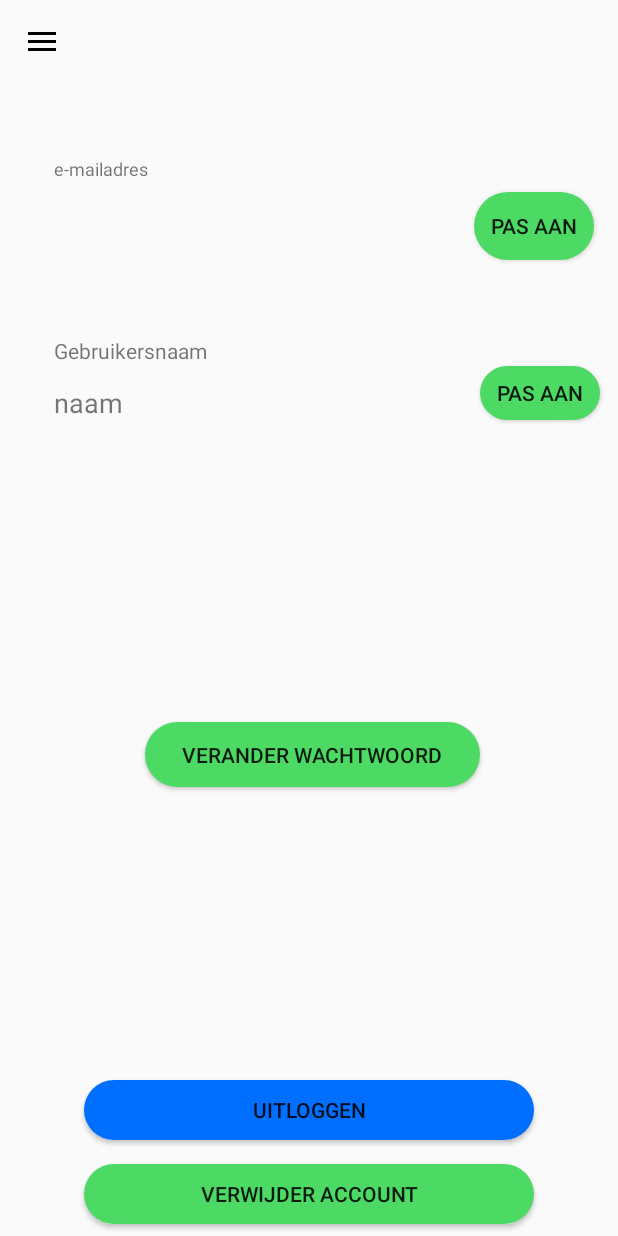
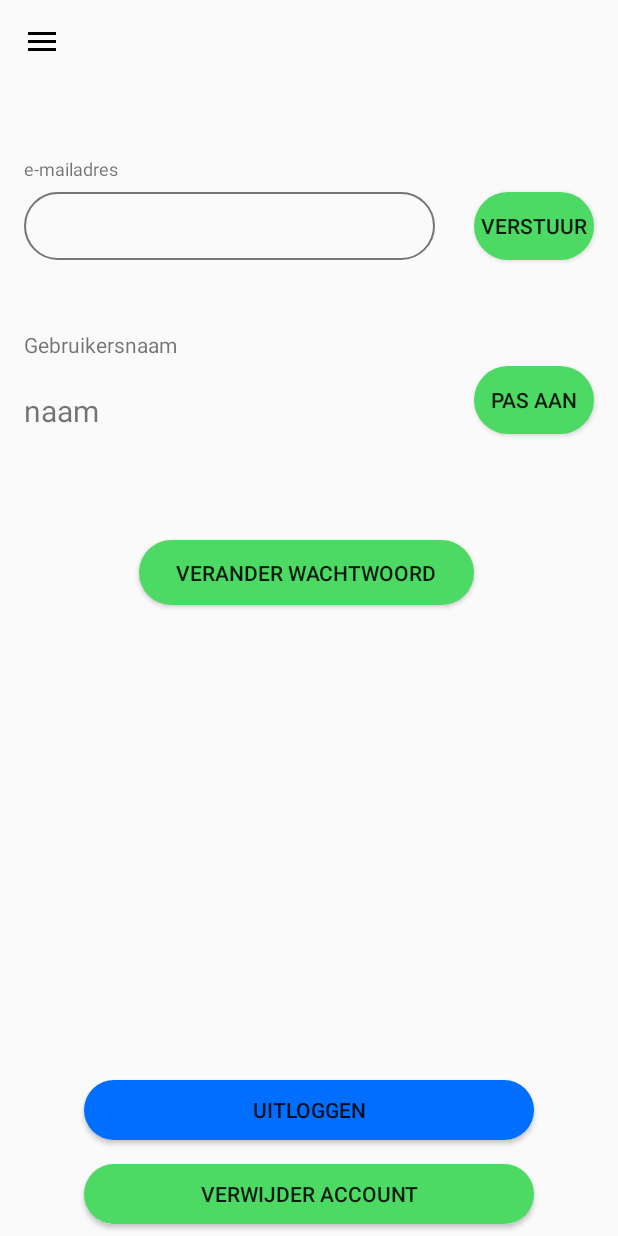
Before and after one commit to JasperJJ/MicroQuizz, an Android app: the gegevens screen opened directly, with no data from a screen before it, after a tap on "VERSTUUR", on a phone screen of 412 x 824 dp. Run offline under Robolectric (Android 15) with nearby library versions, the phone set to English and light mode, and no system bars; our stand-ins replace Firebase (no records; nobody signed in at launch, a user with empty details on screens opened directly); 1 other tap on this screen came first.

Commit message:
Je kan nu je wachtwoord veranderen en een paar bugfixes voor de email

```diff
--- a/app/src/main/java/com/jasper/microquizz/gegevens.java
+++ b/app/src/main/java/com/jasper/microquizz/gegevens.java
@@ -46,6 +46,7 @@ public class gegevens extends AppCompatActivity {
     private EditText editEmail;
     private ProgressDialog progressDialog;
     private DrawerLayout drawerLayout;
+    private Button bWachtwoord;
 
 
     @Override
@@ -66,21 +67,27 @@ public class gegevens extends AppCompatActivity {
         bUitloggen.setOnClickListener(new View.OnClickListener() {
             @Override
             public void onClick(View view) {
-                Logout();
+                popUpuitlog();
             }
         });
         bVerwijder.setOnClickListener(new View.OnClickListener() {
             @Override
             public void onClick(View view) {
-                popUp();
+                popUpverwijder();
             }
         });
 
-        boolean email = false;
         bEmail.setOnClickListener(new View.OnClickListener() {
             @Override
             public void onClick(View view) {
                 veranderEmail();
+            }
+        });
+        bWachtwoord.setOnClickListener(new View.OnClickListener() {
+            @Override
+            public void onClick(View view) {
+                finish();
+                startActivity(new Intent(gegevens.this, WachtwoordWijzig.class));
             }
         });
 
@@ -96,6 +103,7 @@ public class gegevens extends AppCompatActivity {
         showemail = findViewById(R.id.showemail);
         bEmail = findViewById(R.id.bEmail);
         editEmail = findViewById(R.id.editEmail);
+        bWachtwoord = findViewById(R.id.bWachtwoord);
     }
 
     private void Logout(){
@@ -122,7 +130,7 @@ public class gegevens extends AppCompatActivity {
 
     }
 
-    private void popUp(){
+    private void popUpverwijder(){
         AlertDialog.Builder builder = new AlertDialog.Builder(gegevens.this);
 
         builder.setCancelable(true);
@@ -143,12 +151,37 @@ public class gegevens extends AppCompatActivity {
         });
         builder.show();
     }
+    private void popUpuitlog(){
+        AlertDialog.Builder builder = new AlertDialog.Builder(gegevens.this);
+
+        builder.setCancelable(true);
+        builder.setTitle("Weet je zeker dat je wilt uitloggen?");
+
+        builder.setNegativeButton("nee", new DialogInterface.OnClickListener() {
+            @Override
+            public void onClick(DialogInterface dialogInterface, int i) {
+                dialogInterface.cancel();
+            }
+        });
+
+        builder.setPositiveButton("Ja", new DialogInterface.OnClickListener() {
+            @Override
+            public void onClick(DialogInterface dialogInterface, int i) {
+                Logout();
+            }
+        });
+        builder.show();
+    }
 
     private void veranderEmail(){
+            boolean geklikt = true;
             showemail.setVisibility(View.INVISIBLE);
             editEmail.setVisibility(View.VISIBLE);
             bEmail.setText("verstuur");
             progressDialog = new ProgressDialog(this);
+
+
+        if (geklikt) {
             bEmail.setOnClickListener(new View.OnClickListener() {
                 @Override
                 public void onClick(View view) {
@@ -156,31 +189,28 @@ public class gegevens extends AppCompatActivity {
                     FirebaseUser firebaseUser = firebaseAuth.getCurrentUser();
 
 
-                //AuthCredential credential = EmailAuthProvider
-                       // .getCredential(firebaseUser.getEmail().toString(), "password1234");
-                //firebaseUser.reauthenticate(credential);
+                    AuthCredential credential = EmailAuthProvider
+                            .getCredential(firebaseUser.getEmail().toString(), "123456");
+                    firebaseUser.reauthenticate(credential);
 
 
                     String nieuwEmail = editEmail.getText().toString().trim();
 
 
-
-                editEmail.setVisibility(View.INVISIBLE);
-                showemail.setVisibility(View.VISIBLE);
-                bEmail.setText("pas aan");
+                    //editEmail.setVisibility(View.INVISIBLE);
+                    //showemail.setVisibility(View.VISIBLE);
+                    //bEmail.setText("pas aan");
 
                     if (editEmail.getText().toString().isEmpty()) {
                         Toast.makeText(gegevens.this, "Voer astublieft uw emailadres in", Toast.LENGTH_SHORT).show();
-                }
-                else {
-
+                    } else {
 
                         progressDialog.setMessage("Laden");
                         //laat het laden zien
                         progressDialog.show();
 
 
-                    firebaseUser.updateEmail(nieuwEmail).addOnCompleteListener(new OnCompleteListener<Void>(){
+                        firebaseUser.updateEmail(nieuwEmail).addOnCompleteListener(new OnCompleteListener<Void>() {
                             @Override
                             public void onComplete(@NonNull Task<Void> task) {
                                 progressDialog.dismiss();
@@ -193,21 +223,25 @@ public class gegevens extends AppCompatActivity {
                                     editEmail.setVisibility(View.INVISIBLE);
                                     showemail.setVisibility(View.VISIBLE);
                                     bEmail.setText("pas aan");
+                                    editEmail.setText("");
+                                    //veranderd = true;
+
                                     Toast.makeText(gegevens.this, "Emailadres wijzigen is gelukt", Toast.LENGTH_SHORT).show();
+                                    finish();
+                                } else {
+                                    Toast.makeText(gegevens.this, "Emailadres wijzigen is niet gelukt, probeer opnieuw", Toast.LENGTH_SHORT).show();
                                 }
-                            else {
-                                Toast.makeText(gegevens.this, "Emailadres wijzigen is niet gelukt", Toast.LENGTH_SHORT).show();
-                            }
+
                             }
                         });
 
 
-
-
+                    }
 
                 }
+            });
+            geklikt = false;
         }
-        });
     }
 
 
--- a/app/src/main/res/layout/activity_gegevens.xml
+++ b/app/src/main/res/layout/activity_gegevens.xml
@@ -18,19 +18,19 @@
             android:id="@+id/shownaam"
             android:layout_width="119dp"
             android:layout_height="wrap_content"
-        android:layout_marginStart="36dp"
-        android:layout_marginTop="256dp"
+            android:layout_marginStart="16dp"
+            android:layout_marginTop="260dp"
             android:text="naam"
-        android:textSize="18sp"
+            android:textSize="20sp"
             app:layout_constraintStart_toStartOf="parent"
             app:layout_constraintTop_toTopOf="parent" />
 
         <Button
             android:id="@+id/bNaam"
             android:layout_width="80dp"
-        android:layout_height="36dp"
+            android:layout_height="45dp"
             android:layout_marginTop="244dp"
-        android:layout_marginEnd="12dp"
+            android:layout_marginEnd="16dp"
             android:background="@drawable/rounded_corners"
             android:text="Pas aan"
             app:layout_constraintEnd_toEndOf="parent"
@@ -40,7 +40,7 @@
             android:id="@+id/e-mailadres"
             android:layout_width="wrap_content"
             android:layout_height="wrap_content"
-        android:layout_marginStart="36dp"
+            android:layout_marginStart="16dp"
             android:layout_marginTop="104dp"
             android:text="e-mailadres"
             android:textSize="12sp"
@@ -51,10 +51,10 @@
             android:id="@+id/showemail"
             android:layout_width="wrap_content"
             android:layout_height="wrap_content"
-        android:layout_marginStart="36dp"
-        android:layout_marginTop="152dp"
+            android:layout_marginStart="16dp"
+            android:layout_marginTop="144dp"
             android:text="uw@email"
-        android:textSize="14sp"
+            android:textSize="20dp"
             app:layout_constraintStart_toStartOf="parent"
             app:layout_constraintTop_toTopOf="parent" />
 
@@ -91,26 +91,26 @@
         app:layout_constraintBottom_toBottomOf="parent"
         app:layout_constraintEnd_toEndOf="parent" />
 
+
         <Button
             android:id="@+id/bWachtwoord"
             android:layout_width="223dp"
             android:layout_height="43dp"
-        android:layout_marginTop="480dp"
-        android:layout_marginEnd="92dp"
+            android:layout_marginTop="360dp"
+            android:layout_marginEnd="96dp"
+            android:background="@drawable/rounded_corners"
             android:text="Verander wachtwoord"
-        android:background="@drawable/rounded_corners"
             app:layout_constraintBottom_toBottomOf="parent"
             app:layout_constraintEnd_toEndOf="parent"
             app:layout_constraintTop_toTopOf="parent"
-        app:layout_constraintVertical_bias="0.004" />
-
+            app:layout_constraintVertical_bias="0.0" />
 
         <TextView
             android:id="@+id/naam"
             android:layout_width="wrap_content"
             android:layout_height="wrap_content"
-        android:layout_marginStart="36dp"
-        android:layout_marginTop="224dp"
+            android:layout_marginStart="16dp"
+            android:layout_marginTop="220dp"
             android:text="Gebruikersnaam"
             app:layout_constraintStart_toStartOf="parent"
             app:layout_constraintTop_toTopOf="parent" />
@@ -119,8 +119,21 @@
             android:id="@+id/editEmail"
             android:layout_width="274dp"
             android:layout_height="45dp"
-        android:layout_marginStart="36dp"
+            android:layout_marginStart="16dp"
             android:layout_marginTop="128dp"
+            android:background="@drawable/rounded_corners_with_stroke"
+            android:text=""
+            android:textSize="18sp"
+            android:visibility="invisible"
+            app:layout_constraintStart_toStartOf="parent"
+            app:layout_constraintTop_toTopOf="parent" />
+
+        <EditText
+            android:id="@+id/editNaam"
+            android:layout_width="274dp"
+            android:layout_height="45dp"
+            android:layout_marginStart="16dp"
+            android:layout_marginTop="244dp"
             android:background="@drawable/rounded_corners_with_stroke"
             android:text=""
             android:textSize="18sp"
```
Also changed, not shown: app/src/main/java/com/jasper/microquizz/WachtwoordWijzig.java (+83 -0 lines), app/src/main/res/layout/activity_wachtwoord_wijzig.xml (+4 -4 lines). Lines whose indentation alone changed are shown as unchanged.
